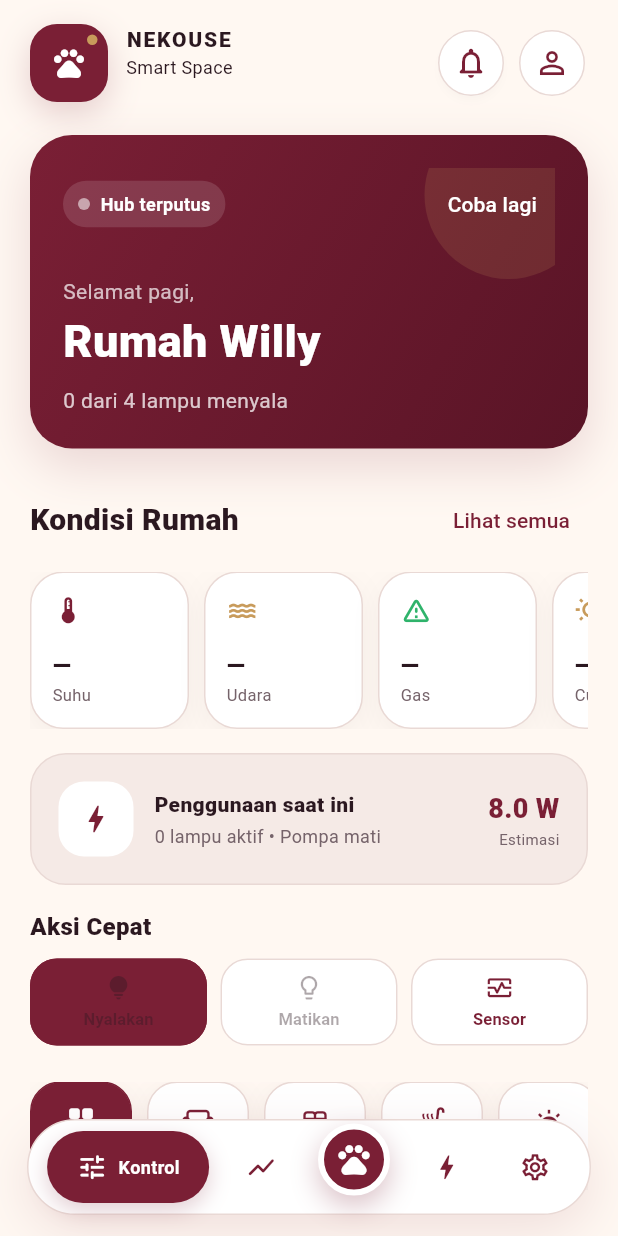
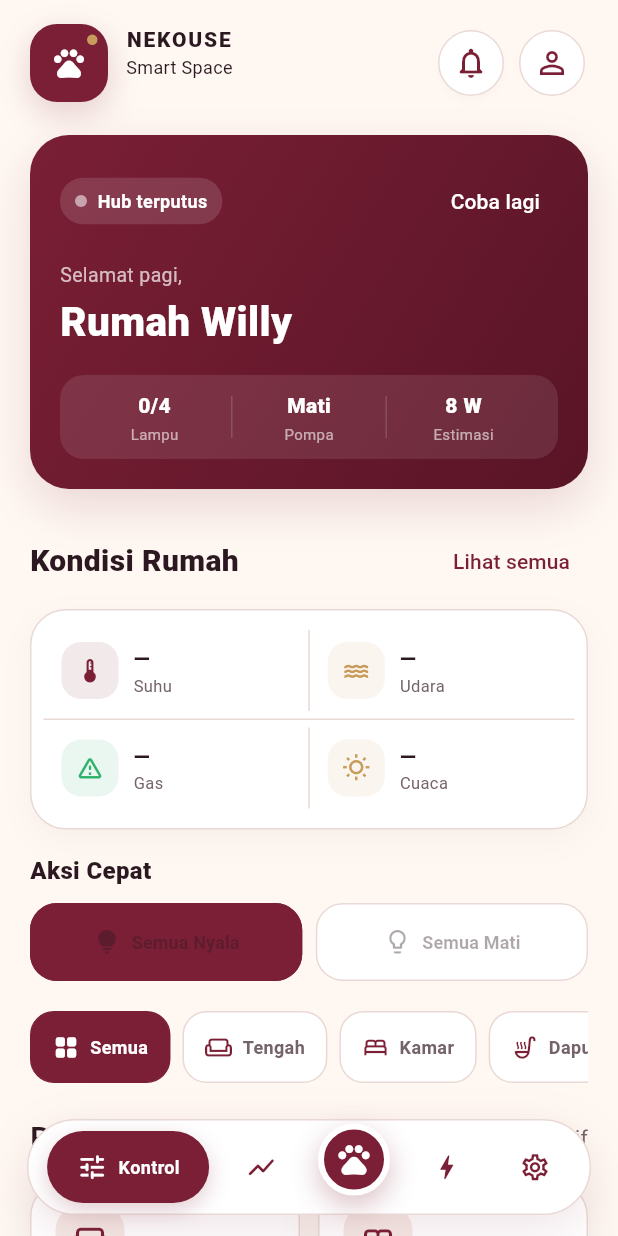
Before and after one commit to rezibos/Android-Fluter-SmartSpace, a Flutter app: the screen it shows after launch, on a phone screen of 412 x 824 dp. Run offline on Flutter 3.47's test engine with Material 3 defaults, Android fonts, the phone set to English and light mode, and no system bars; network calls fail.

Commit message:
refactor: simplify control dashboard layout

```diff
--- a/lib/screens/control_screen.dart
+++ b/lib/screens/control_screen.dart
@@ -49,6 +49,14 @@ class ControlScreen extends StatelessWidget {
     return 'Selamat malam,';
   }
 
+  double get _estimatedWatt =>
+      rooms.fold<double>(
+        0,
+        (total, room) => total + (room.isOn ? 18 * room.brightness / 100 : 0),
+      ) +
+      (relayOn ? 65 : 0) +
+      8;
+
   @override
   Widget build(BuildContext context) {
     final active = rooms.where((room) => room.isOn).length;
@@ -72,12 +80,10 @@ class ControlScreen extends StatelessWidget {
                 const SizedBox(height: 24),
                 _homeCondition(context),
                 const SizedBox(height: 16),
-                _usageSummary(context, active),
-                const SizedBox(height: 16),
                 _quickActions(context),
-                const SizedBox(height: 24),
+                const SizedBox(height: 20),
                 _roomChips(context),
-                const SizedBox(height: 28),
+                const SizedBox(height: 22),
                 Row(
                   children: [
                     const Text(
@@ -125,23 +131,6 @@ class ControlScreen extends StatelessWidget {
                 ),
                 const SizedBox(height: 12),
                 _pumpCard(context),
-                const SizedBox(height: 14),
-                SizedBox(
-                  height: 52,
-                  child: OutlinedButton.icon(
-                    onPressed: connected ? () => onAllLights(false) : null,
-                    icon: const Icon(Icons.lightbulb_outline),
-                    label: const Text('Matikan semua lampu'),
-                    style: OutlinedButton.styleFrom(
-                      foregroundColor: context.space.active,
-                      backgroundColor: context.space.muted,
-                      side: BorderSide(color: context.space.border),
-                      shape: RoundedRectangleBorder(
-                        borderRadius: BorderRadius.circular(16),
-                      ),
-                    ),
-                  ),
-                ),
               ],
             ),
           ),
@@ -229,14 +218,14 @@ class ControlScreen extends StatelessWidget {
   );
 
   Widget _heroCard(BuildContext context, int active) => Container(
-    padding: const EdgeInsets.all(22),
+    padding: const EdgeInsets.all(20),
     decoration: BoxDecoration(
       gradient: const LinearGradient(
         begin: Alignment.topLeft,
         end: Alignment.bottomRight,
         colors: [Color(0xFF7A1F35), Color(0xFF591426)],
       ),
-      borderRadius: BorderRadius.circular(28),
+      borderRadius: BorderRadius.circular(26),
       boxShadow: const [
         BoxShadow(
           color: Color(0x287A1F35),
@@ -247,18 +236,6 @@ class ControlScreen extends StatelessWidget {
     ),
     child: Stack(
       children: [
-        Positioned(
-          right: -25,
-          top: -38,
-          child: Container(
-            width: 112,
-            height: 112,
-            decoration: BoxDecoration(
-              color: context.space.accent.withValues(alpha: .16),
-              shape: BoxShape.circle,
-            ),
-          ),
-        ),
         Column(
           crossAxisAlignment: CrossAxisAlignment.start,
           children: [
@@ -304,12 +281,12 @@ class ControlScreen extends StatelessWidget {
                   ),
               ],
             ),
-            const SizedBox(height: 24),
+            const SizedBox(height: 16),
             Text(
               _greeting,
               style: TextStyle(
                 color: Colors.white.withValues(alpha: .7),
-                fontSize: 14,
+                fontSize: 13,
               ),
             ),
             const SizedBox(height: 2),
@@ -317,23 +294,37 @@ class ControlScreen extends StatelessWidget {
               'Rumah Willy',
               style: TextStyle(
                 color: Colors.white,
-                fontSize: 30,
+                fontSize: 27,
                 fontWeight: FontWeight.w800,
               ),
             ),
+            const SizedBox(height: 16),
+            Container(
+              padding: const EdgeInsets.symmetric(horizontal: 12, vertical: 10),
+              decoration: BoxDecoration(
+                color: Colors.white.withValues(alpha: .1),
+                borderRadius: BorderRadius.circular(16),
+              ),
+              child: Row(
+                children: [
+                  _heroStat('$active/${rooms.length}', 'Lampu'),
+                  _heroDivider(),
+                  _heroStat(relayOn ? 'Aktif' : 'Mati', 'Pompa'),
+                  _heroDivider(),
+                  _heroStat(
+                    '${_estimatedWatt.toStringAsFixed(0)} W',
+                    'Estimasi',
+                  ),
+                ],
+              ),
+            ),
+            if (lastUpdated != null) ...[
               const SizedBox(height: 8),
               Text(
-              '$active dari ${rooms.length} lampu menyala',
-              style: TextStyle(color: Colors.white.withValues(alpha: .76)),
-            ),
-            if (lastUpdated != null) ...[
-              const SizedBox(height: 5),
-              Text(
-                'Diperbarui ${TimeOfDay.fromDateTime(lastUpdated!).format(context)}',
+                'Sinkron ${TimeOfDay.fromDateTime(lastUpdated!).format(context)}',
                 style: TextStyle(
-                  color: context.space.accent,
-                  fontSize: 11,
-                  fontWeight: FontWeight.w600,
+                  color: Colors.white.withValues(alpha: .55),
+                  fontSize: 10,
                 ),
               ),
             ],
@@ -343,8 +334,38 @@ class ControlScreen extends StatelessWidget {
     ),
   );
 
+  Widget _heroStat(String value, String label) => Expanded(
+    child: Column(
+      children: [
+        Text(
+          value,
+          maxLines: 1,
+          style: const TextStyle(
+            color: Colors.white,
+            fontWeight: FontWeight.w800,
+            fontSize: 14,
+          ),
+        ),
+        const SizedBox(height: 2),
+        Text(
+          label,
+          style: TextStyle(
+            color: Colors.white.withValues(alpha: .6),
+            fontSize: 10,
+          ),
+        ),
+      ],
+    ),
+  );
+
+  Widget _heroDivider() => Container(
+    width: 1,
+    height: 28,
+    color: Colors.white.withValues(alpha: .15),
+  );
+
   Widget _roomChips(BuildContext context) => SizedBox(
-    height: 72,
+    height: 48,
     child: ListView(
       scrollDirection: Axis.horizontal,
       children:
@@ -357,45 +378,38 @@ class ControlScreen extends StatelessWidget {
               ]
               .map(
                 (item) => Container(
-                  width: 68,
-                  margin: const EdgeInsets.only(right: 10),
+                  margin: const EdgeInsets.only(right: 8),
+                  padding: const EdgeInsets.symmetric(horizontal: 14),
                   alignment: Alignment.center,
                   decoration: BoxDecoration(
                     color: item.$1 == 'Semua'
                         ? context.space.active
                         : context.space.surface,
-                    borderRadius: BorderRadius.circular(20),
+                    borderRadius: BorderRadius.circular(16),
                     border: Border.all(
                       color: item.$1 == 'Semua'
                           ? context.space.active
                           : context.space.border,
                     ),
-                    boxShadow: const [
-                      BoxShadow(
-                        color: Color(0x0F2B1820),
-                        blurRadius: 14,
-                        offset: Offset(0, 5),
                   ),
-                    ],
-                  ),
-                  child: Column(
-                    mainAxisAlignment: MainAxisAlignment.center,
+                  child: Row(
+                    mainAxisSize: MainAxisSize.min,
                     children: [
                       Icon(
                         item.$2,
-                        size: 21,
+                        size: 18,
                         color: item.$1 == 'Semua'
                             ? context.space.onActive
                             : context.space.active,
                       ),
-                      const SizedBox(height: 5),
+                      const SizedBox(width: 7),
                       Text(
                         item.$1,
                         style: TextStyle(
                           color: item.$1 == 'Semua'
                               ? context.space.onActive
                               : context.space.inkMuted,
-                          fontSize: 11,
+                          fontSize: 12,
                           fontWeight: FontWeight.w700,
                         ),
                       ),
@@ -461,123 +475,82 @@ class ControlScreen extends StatelessWidget {
             ),
           ],
         ),
-        const SizedBox(height: 10),
-        SizedBox(
-          height: 105,
-          child: ListView.separated(
-            scrollDirection: Axis.horizontal,
-            itemCount: items.length,
-            separatorBuilder: (_, _) => const SizedBox(width: 10),
-            itemBuilder: (context, index) {
-              final item = items[index];
-              return Container(
-                width: 106,
-                padding: const EdgeInsets.all(14),
+        const SizedBox(height: 8),
+        Container(
+          padding: const EdgeInsets.all(8),
           decoration: BoxDecoration(
             color: context.space.surface,
-                  borderRadius: BorderRadius.circular(22),
+            borderRadius: BorderRadius.circular(24),
             border: Border.all(color: context.space.border),
             boxShadow: const [
               BoxShadow(
-                      color: Color(0x0C2B1820),
-                      blurRadius: 16,
-                      offset: Offset(0, 6),
+                color: Color(0x0A2B1820),
+                blurRadius: 18,
+                offset: Offset(0, 7),
               ),
             ],
           ),
           child: Column(
-                  crossAxisAlignment: CrossAxisAlignment.start,
             children: [
-                    Icon(item.$3, size: 21, color: item.$4),
-                    const Spacer(),
-                    Text(
-                      item.$2,
-                      maxLines: 1,
-                      overflow: TextOverflow.ellipsis,
-                      style: const TextStyle(
-                        fontSize: 16,
-                        fontWeight: FontWeight.w800,
+              Row(
+                children: [
+                  Expanded(child: _conditionItem(context, items[0])),
+                  Container(width: 1, height: 54, color: context.space.border),
+                  Expanded(child: _conditionItem(context, items[1])),
+                ],
               ),
-                    ),
-                    Text(
-                      item.$1,
-                      style: TextStyle(
-                        color: context.space.inkMuted,
-                        fontSize: 11,
-                      ),
+              Divider(height: 1, color: context.space.border),
+              Row(
+                children: [
+                  Expanded(child: _conditionItem(context, items[2])),
+                  Container(width: 1, height: 54, color: context.space.border),
+                  Expanded(child: _conditionItem(context, items[3])),
+                ],
               ),
             ],
-                ),
-              );
-            },
           ),
         ),
       ],
     );
   }
 
-  Widget _usageSummary(BuildContext context, int active) {
-    final lightWatt = rooms.fold<double>(
-      0,
-      (total, room) => total + (room.isOn ? 18 * room.brightness / 100 : 0),
-    );
-    final estimatedWatt = lightWatt + (relayOn ? 65 : 0) + 8;
-    return Container(
-      padding: const EdgeInsets.all(18),
-      decoration: BoxDecoration(
-        color: context.space.muted,
-        borderRadius: BorderRadius.circular(24),
-        border: Border.all(color: context.space.border),
-      ),
+  Widget _conditionItem(
+    BuildContext context,
+    (String, String, IconData, Color) item,
+  ) => Padding(
+    padding: const EdgeInsets.symmetric(horizontal: 12, vertical: 13),
     child: Row(
       children: [
         Container(
-            width: 50,
-            height: 50,
+          width: 38,
+          height: 38,
           decoration: BoxDecoration(
-              color: context.space.surface,
-              borderRadius: BorderRadius.circular(17),
+            color: item.$4.withValues(alpha: .1),
+            borderRadius: BorderRadius.circular(13),
           ),
-            child: Icon(Icons.bolt_rounded, color: context.space.active),
+          child: Icon(item.$3, size: 19, color: item.$4),
         ),
-          const SizedBox(width: 14),
+        const SizedBox(width: 10),
         Expanded(
           child: Column(
             crossAxisAlignment: CrossAxisAlignment.start,
             children: [
-                const Text(
-                  'Penggunaan saat ini',
-                  style: TextStyle(fontWeight: FontWeight.w800),
+              Text(
+                item.$2,
+                maxLines: 1,
+                overflow: TextOverflow.ellipsis,
+                style: const TextStyle(fontWeight: FontWeight.w800),
               ),
-                const SizedBox(height: 3),
               Text(
-                  '$active lampu aktif • Pompa ${relayOn ? 'aktif' : 'mati'}',
-                  style: TextStyle(color: context.space.inkMuted, fontSize: 12),
+                item.$1,
+                style: TextStyle(color: context.space.inkMuted, fontSize: 11),
               ),
             ],
           ),
         ),
-          Column(
-            crossAxisAlignment: CrossAxisAlignment.end,
-            children: [
-              Text(
-                '${estimatedWatt.toStringAsFixed(1)} W',
-                style: TextStyle(
-                  color: context.space.active,
-                  fontSize: 18,
-                  fontWeight: FontWeight.w800,
-                ),
-              ),
-              Text(
-                'Estimasi',
-                style: TextStyle(color: context.space.inkMuted, fontSize: 10),
-              ),
-            ],
-          ),
       ],
     ),
   );
-  }
 
   Widget _quickActions(BuildContext context) => Column(
     crossAxisAlignment: CrossAxisAlignment.start,
@@ -593,7 +566,7 @@ class ControlScreen extends StatelessWidget {
             child: _quickButton(
               context,
               icon: Icons.lightbulb_rounded,
-              label: 'Nyalakan',
+              label: 'Semua Nyala',
               onTap: connected ? () => onAllLights(true) : null,
               filled: true,
             ),
@@ -603,17 +576,8 @@ class ControlScreen extends StatelessWidget {
             child: _quickButton(
               context,
               icon: Icons.lightbulb_outline,
-              label: 'Matikan',
+              label: 'Semua Mati',
               onTap: connected ? () => onAllLights(false) : null,
-            ),
-          ),
-          const SizedBox(width: 9),
-          Expanded(
-            child: _quickButton(
-              context,
-              icon: Icons.monitor_heart_outlined,
-              label: 'Sensor',
-              onTap: onViewSensors,
             ),
           ),
         ],
@@ -628,7 +592,7 @@ class ControlScreen extends StatelessWidget {
     required VoidCallback? onTap,
     bool filled = false,
   }) => SizedBox(
-    height: 58,
+    height: 52,
     child: OutlinedButton(
       onPressed: onTap,
       style: OutlinedButton.styleFrom(
@@ -640,15 +604,15 @@ class ControlScreen extends StatelessWidget {
         ),
         shape: RoundedRectangleBorder(borderRadius: BorderRadius.circular(18)),
       ),
-      child: Column(
+      child: Row(
         mainAxisAlignment: MainAxisAlignment.center,
         children: [
           Icon(icon, size: 19),
-          const SizedBox(height: 3),
+          const SizedBox(width: 7),
           Text(
             label,
             maxLines: 1,
-            style: const TextStyle(fontSize: 11, fontWeight: FontWeight.w700),
+            style: const TextStyle(fontSize: 12, fontWeight: FontWeight.w700),
           ),
         ],
       ),
```
Also changed, not shown: 2 other files. Lines whose indentation alone changed are shown as unchanged.
